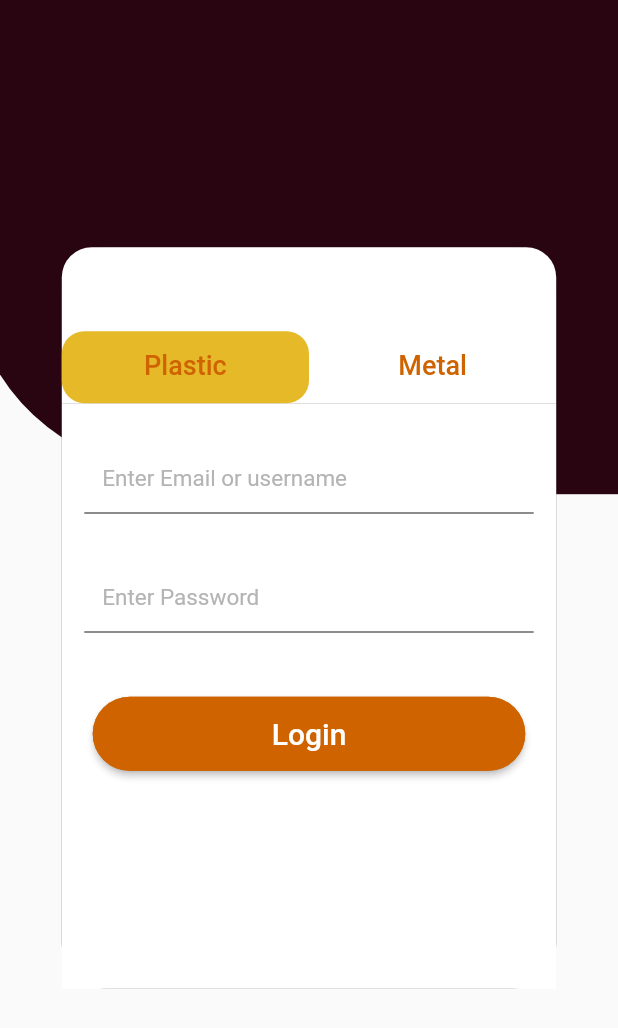
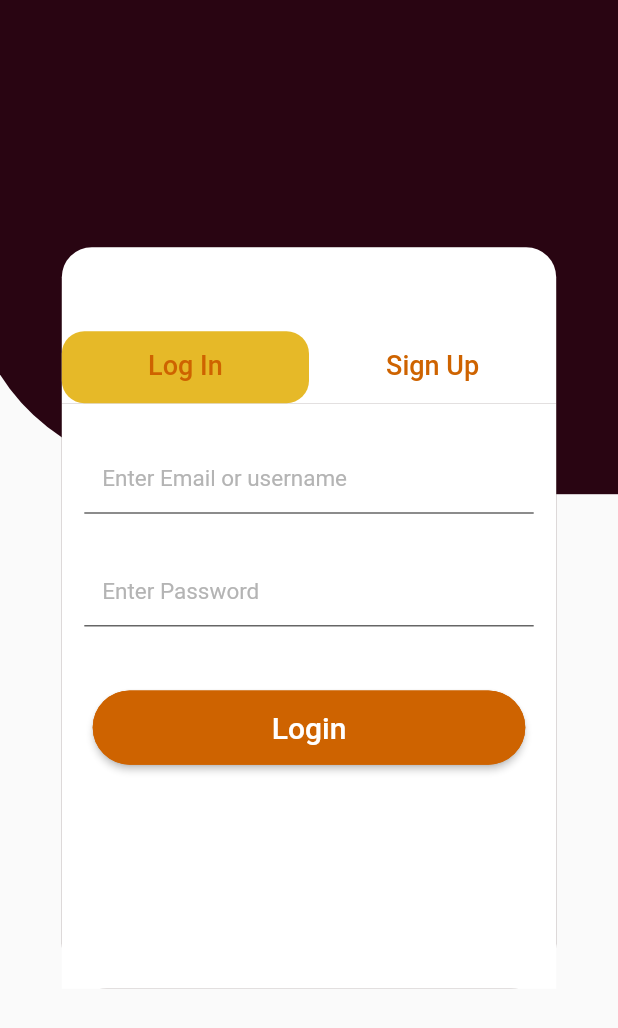
Before and after one commit to emilio-kariuki/youth, a Flutter app: the screen it shows after launch, on a phone screen of 412 x 824 dp. Shown: the top 1028 px of the screen. Run offline on Flutter 3.47's test engine with Material 2 defaults, Android fonts, the phone set to English and light mode, and no system bars; our stand-ins replace google_fonts.

Commit message:
April 3, 2022 4:55 PM

```diff
--- a/lib/Accounts/login.dart
+++ b/lib/Accounts/login.dart
@@ -94,13 +94,13 @@ class _LoginContentsState extends State<LoginContents> {
                   // ignore: prefer_const_literals_to_create_immutables
                   tabs: [
                     Tab(
-                        child: Text("Plastic",
+                        child: Text("Log In",
                             style: GoogleFonts.roboto(
                                 fontSize: 18,
                                 color: const Color.fromARGB(255, 206, 99, 0),
                                 fontWeight: FontWeight.w500))),
                     Tab(
-                        child: Text("Metal",
+                        child: Text("Sign Up",
                             style: GoogleFonts.roboto(
                                 fontSize: 18,
                                 // ignore: prefer_const_constructors
@@ -128,7 +128,7 @@ class _LoginContentsState extends State<LoginContents> {
                           ),
                           SizedBox(
                               height:
-                                  MediaQuery.of(context).size.height * 0.035),
+                                  MediaQuery.of(context).size.height * 0.03),
                           Padding(
                             padding: const EdgeInsets.fromLTRB(15, 1, 15, 0),
                             child: SizedBox(
```
